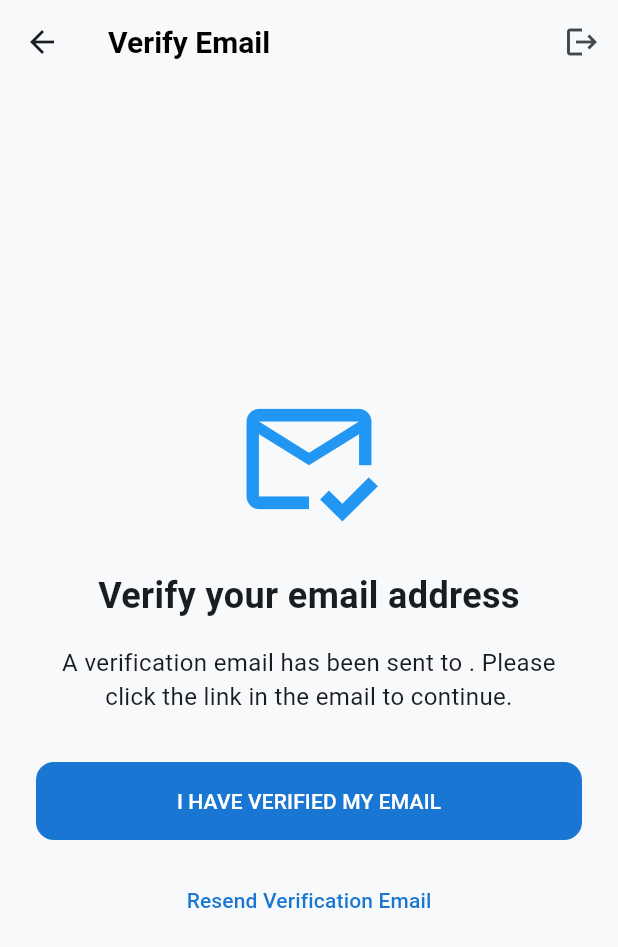
After one commit to Ktoris/rodomvp, a Flutter app: the VerifyEmailPage screen opened directly, on a phone screen of 412 x 824 dp. The commit adds this screen. Shown: the top 947 px of the screen. Run offline on Flutter 3.47's test engine with Material 3 defaults, Android fonts, the phone set to English and light mode, and no system bars; our stand-ins replace cloud_firestore, firebase_auth, firebase_core, shared_preferences; accounts and stored records are empty; network calls fail.

Commit message:
Add email verification flow and enforce it in routers

```diff
--- a/lib/auth_page.dart
+++ b/lib/auth_page.dart
@@ -61,6 +61,9 @@ class _AuthPageState extends State<AuthPage> {
           'email': emailController.text.trim(),
           'createdAt': FieldValue.serverTimestamp(),
         });
+
+        // 📧 SEND EMAIL VERIFICATION
+        await userCredential.user!.sendEmailVerification();
       }
       if (mounted) {
         Navigator.of(context).pushReplacement(
--- a/lib/role_router.dart
+++ b/lib/role_router.dart
@@ -6,6 +6,7 @@ import 'teen_profile_page.dart';
 import 'teen_dashboard.dart';
 import 'adult_profile_page.dart';
 import 'adult_dashboard.dart';
+import 'verify_email_page.dart';
 
 class RoleRouter extends StatelessWidget {
   const RoleRouter({super.key});
@@ -13,6 +14,10 @@ class RoleRouter extends StatelessWidget {
   @override
   Widget build(BuildContext context) {
     final user = FirebaseAuth.instance.currentUser!;
+
+    if (!user.emailVerified) {
+      return const VerifyEmailPage();
+    }
 
     return FutureBuilder<DocumentSnapshot>(
       future: FirebaseFirestore.instance
--- a/lib/startup_router.dart
+++ b/lib/startup_router.dart
@@ -37,10 +37,10 @@ class _StartupRouterState extends State<StartupRouter> {
     }
 
     if (role == 'adult' && user != null) {
-      // 3. Send to AdultDashboard with the UID
+      // 3. Send to RoleRouter to check verification first
       Navigator.pushReplacement(
         context,
-        MaterialPageRoute(builder: (_) => AdultDashboard(adultId: user.uid)),
+        MaterialPageRoute(builder: (_) => const RoleRouter()),
       );
       return;
     }
--- /dev/null
+++ b/lib/verify_email_page.dart
@@ -0,0 +1,130 @@
+import 'package:flutter/material.dart';
+import 'package:firebase_auth/firebase_auth.dart';
+import 'package:rodo_mvp/auth_page.dart';
+import 'package:rodo_mvp/role_router.dart';
+
+class VerifyEmailPage extends StatefulWidget {
+  const VerifyEmailPage({super.key});
+
+  @override
+  State<VerifyEmailPage> createState() => _VerifyEmailPageState();
+}
+
+class _VerifyEmailPageState extends State<VerifyEmailPage> {
+  bool isEmailSent = false;
+  String? errorMessage;
+
+  Future<void> _checkVerificationStatus() async {
+    final user = FirebaseAuth.instance.currentUser;
+    if (user != null) {
+      await user.reload();
+      if (user.emailVerified) {
+        if (mounted) {
+          Navigator.of(context).pushReplacement(
+            MaterialPageRoute(builder: (context) => const RoleRouter()),
+          );
+        }
+      } else {
+        setState(() {
+          errorMessage = "Email not verified yet. Please check your inbox.";
+        });
+      }
+    }
+  }
+
+  Future<void> _resendVerificationEmail() async {
+    try {
+      final user = FirebaseAuth.instance.currentUser;
+      if (user != null) {
+        await user.sendEmailVerification();
+        setState(() {
+          isEmailSent = true;
+          errorMessage = null;
+        });
+        ScaffoldMessenger.of(context).showSnackBar(
+          const SnackBar(content: Text('Verification email resent!')),
+        );
+      }
+    } catch (e) {
+      setState(() {
+        errorMessage = e.toString();
+      });
+    }
+  }
+
+  Future<void> _logout() async {
+    await FirebaseAuth.instance.signOut();
+    if (mounted) {
+      Navigator.of(context).pushReplacement(
+        MaterialPageRoute(builder: (context) => const AuthPage()),
+      );
+    }
+  }
+
+  @override
+  Widget build(BuildContext context) {
+    final user = FirebaseAuth.instance.currentUser;
+
+    return Scaffold(
+      appBar: AppBar(
+        title: const Text('Verify Email'),
+        actions: [
+          IconButton(
+            onPressed: _logout,
+            icon: const Icon(Icons.logout),
+          ),
+        ],
+      ),
+      body: Padding(
+        padding: const EdgeInsets.all(24.0),
+        child: Column(
+          mainAxisAlignment: MainAxisAlignment.center,
+          crossAxisAlignment: CrossAxisAlignment.stretch,
+          children: [
+            const Icon(
+              Icons.mark_email_read_outlined,
+              size: 100,
+              color: Colors.blue,
+            ),
+            const SizedBox(height: 24),
+            const Text(
+              'Verify your email address',
+              textAlign: TextAlign.center,
+              style: TextStyle(
+                fontSize: 24,
+                fontWeight: FontWeight.bold,
+              ),
+            ),
+            const SizedBox(height: 16),
+            Text(
+              'A verification email has been sent to ${user?.email ?? 'your email'}. Please click the link in the email to continue.',
+              textAlign: TextAlign.center,
+              style: const TextStyle(fontSize: 16),
+            ),
+            const SizedBox(height: 32),
+            ElevatedButton(
+              onPressed: _checkVerificationStatus,
+              style: ElevatedButton.styleFrom(
+                padding: const EdgeInsets.symmetric(vertical: 16),
+              ),
+              child: const Text('I HAVE VERIFIED MY EMAIL'),
+            ),
+            const SizedBox(height: 16),
+            TextButton(
+              onPressed: isEmailSent ? null : _resendVerificationEmail,
+              child: Text(isEmailSent ? 'Email Resent' : 'Resend Verification Email'),
+            ),
+            if (errorMessage != null) ...[
+              const SizedBox(height: 16),
+              Text(
+                errorMessage!,
+                textAlign: TextAlign.center,
+                style: const TextStyle(color: Colors.red),
+              ),
+            ],
+          ],
+        ),
+      ),
+    );
+  }
+}
```
